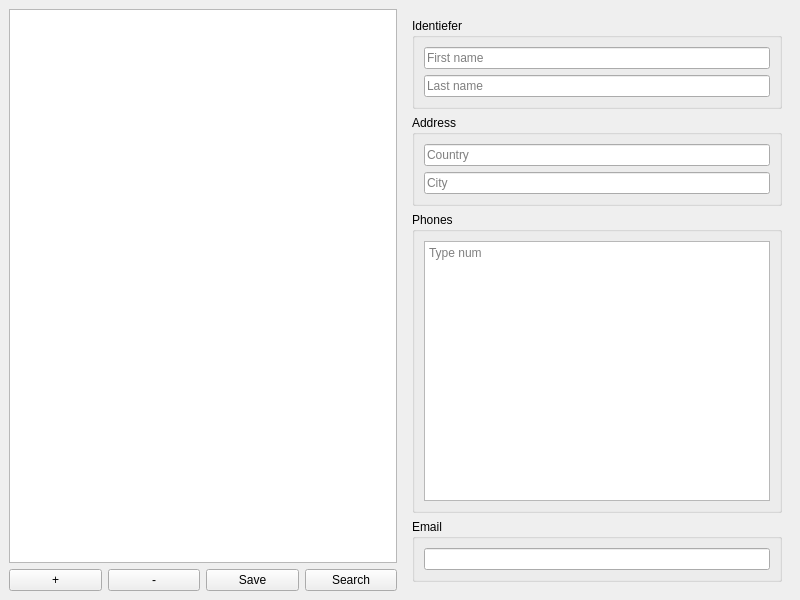
This is xmllab/mainwindow.ui in aetlen/plusiki as Qt 5 draws it before an edit. The edited form follows.
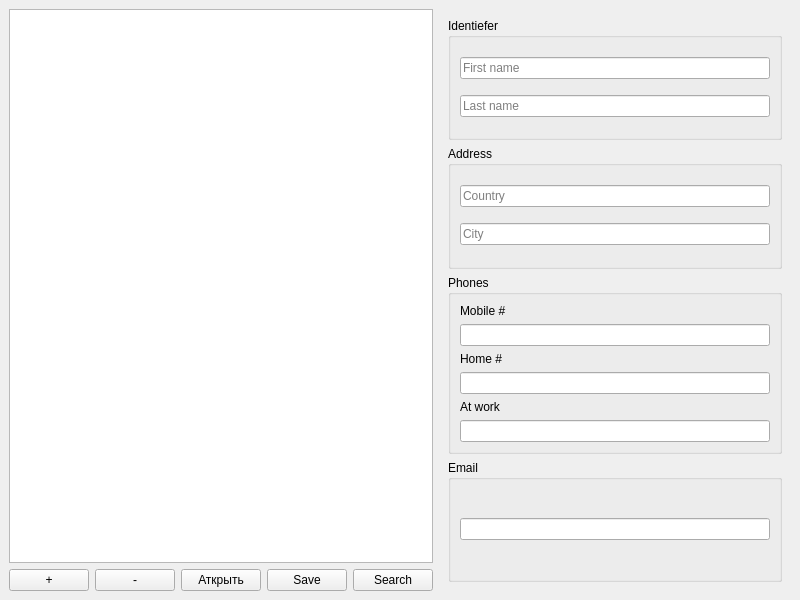
This is the edited form.

Commit message: Read XML

Patch:
```diff
--- a/xmllab/mainwindow.ui
+++ b/xmllab/mainwindow.ui
@@ -36,6 +36,13 @@
           </property>
          </widget>
         </item>
+        <item>
+         <widget class="QPushButton" name="atrkitButton">
+          <property name="text">
+           <string>Аткрыть</string>
+          </property>
+         </widget>
+        </item>
         <item>
          <widget class="QPushButton" name="saveButton">
           <property name="text">
@@ -115,13 +122,36 @@
           <string>Phones</string>
          </property>
          <layout class="QGridLayout" name="gridLayout">
+          <item row="1" column="0">
+           <widget class="QLineEdit" name="mnumEdit"/>
+          </item>
+          <item row="4" column="0">
+           <widget class="QLabel" name="label_3">
+            <property name="text">
+             <string>At work</string>
+            </property>
+           </widget>
+          </item>
+          <item row="2" column="0">
+           <widget class="QLabel" name="label_2">
+            <property name="text">
+             <string>Home #</string>
+            </property>
+           </widget>
+          </item>
           <item row="0" column="0">
-           <widget class="QPlainTextEdit" name="numlistWidget">
-            <property name="placeholderText">
-             <string>Type num</string>
+           <widget class="QLabel" name="label">
+            <property name="text">
+             <string>Mobile #</string>
             </property>
            </widget>
           </item>
+          <item row="3" column="0">
+           <widget class="QLineEdit" name="hnumEdit"/>
+          </item>
+          <item row="5" column="0">
+           <widget class="QLineEdit" name="wnumEdit"/>
+          </item>
          </layout>
         </widget>
        </item>
```
The commit also changes 2 other files.
